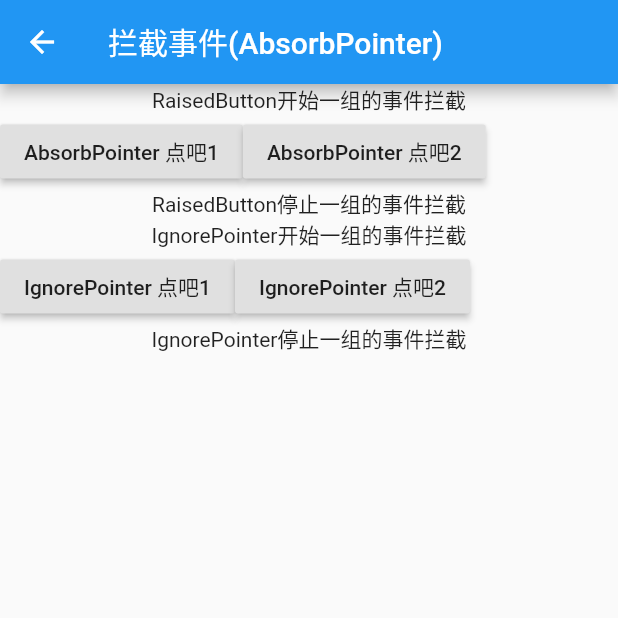
After one commit to 1004/bk_flutter_pk, a Flutter app: the InterceptUiWidget screen opened directly, on a phone screen of 412 x 824 dp, the top half of it. The commit adds this screen. Run offline on Flutter 3.47's test engine with Material 2 defaults, Android fonts, the phone set to English and light mode, and no system bars.

Commit message:
拦截组件 弹窗组件

```diff
--- a/lib/main.dart
+++ b/lib/main.dart
@@ -10,6 +10,7 @@ class MyApp extends StatelessWidget {
   Widget build(BuildContext context) {
     return MaterialApp(
       title: 'Flutter Demo',
+      locale: Locale('zh'),
       theme: ThemeData(
         // This is the theme of your application.
         //
--- /dev/null
+++ b/lib/widget/child/ui/intercept/intercept_ui_widget.dart
@@ -0,0 +1,70 @@
+import 'package:flutter/material.dart';
+
+class InterceptUiWidget extends StatefulWidget {
+  final String title;
+
+  InterceptUiWidget({this.title});
+
+  @override
+  _InterceptUiWidgetState createState() => _InterceptUiWidgetState();
+}
+
+class _InterceptUiWidgetState extends State<InterceptUiWidget> {
+  @override
+  Widget build(BuildContext context) {
+    return Scaffold(
+      appBar: AppBar(
+        title: Text(widget.title ?? ''),
+      ),
+      body: _buildBody(),
+    );
+  }
+
+  Widget _buildBody() {
+    return Column(
+      crossAxisAlignment: CrossAxisAlignment.center,
+      children: <Widget>[
+        Text('RaisedButton开始一组的事件拦截'),
+        _interceptWidget(),
+        Text('RaisedButton停止一组的事件拦截'),
+        Text('IgnorePointer开始一组的事件拦截'),
+        _ignorePointer(),
+        Text('IgnorePointer停止一组的事件拦截'),
+      ],
+    );
+  }
+
+  Widget _interceptWidget() {
+    //本身可以接受事件
+    return AbsorbPointer(
+        absorbing: true, // true 代表拦截， false代表 不用拦截
+        child: Row(
+          children: <Widget>[
+            RaisedButton(onPressed: (){
+              print('RaisedButtonRaisedButton');
+            },child: Text('AbsorbPointer 点吧1'),),
+            RaisedButton(onPressed: (){
+              print('RaisedButtonRaisedButton');
+            },child: Text('AbsorbPointer 点吧2'),)
+          ],
+        ),
+    );
+  }
+
+  Widget _ignorePointer() {
+    //本身是无法接收到事件的
+    return IgnorePointer(
+      ignoring: true,
+      child: Row(
+        children: <Widget>[
+          RaisedButton(onPressed: (){
+            print('IgnorePointer');
+          },child: Text('IgnorePointer 点吧1'),),
+          RaisedButton(onPressed: (){
+            print('IgnorePointer');
+          },child: Text('IgnorePointer 点吧2'),)
+        ],
+      ),
+    );
+  }
+}
--- a/pubspec.yaml
+++ b/pubspec.yaml
@@ -18,6 +18,8 @@ environment:
 
 dependencies:
   flutter:
+    sdk: flutter
+  flutter_localizations:
     sdk: flutter
 
   # The following adds the Cupertino Icons font to your application.
```
Also changed, not shown: lib/widget/child/template_ui_widget.dart (added, +31 -0 lines), lib/widget/child/ui/chip/chip_ui_widget.dart (added, +48 -0 lines), lib/widget/child/ui/dialog/dialog_ui_widget_test.dart (added, +47 -0 lines), lib/widget/widget_home_page.dart (+19 -0 lines), pubspec.lock.
